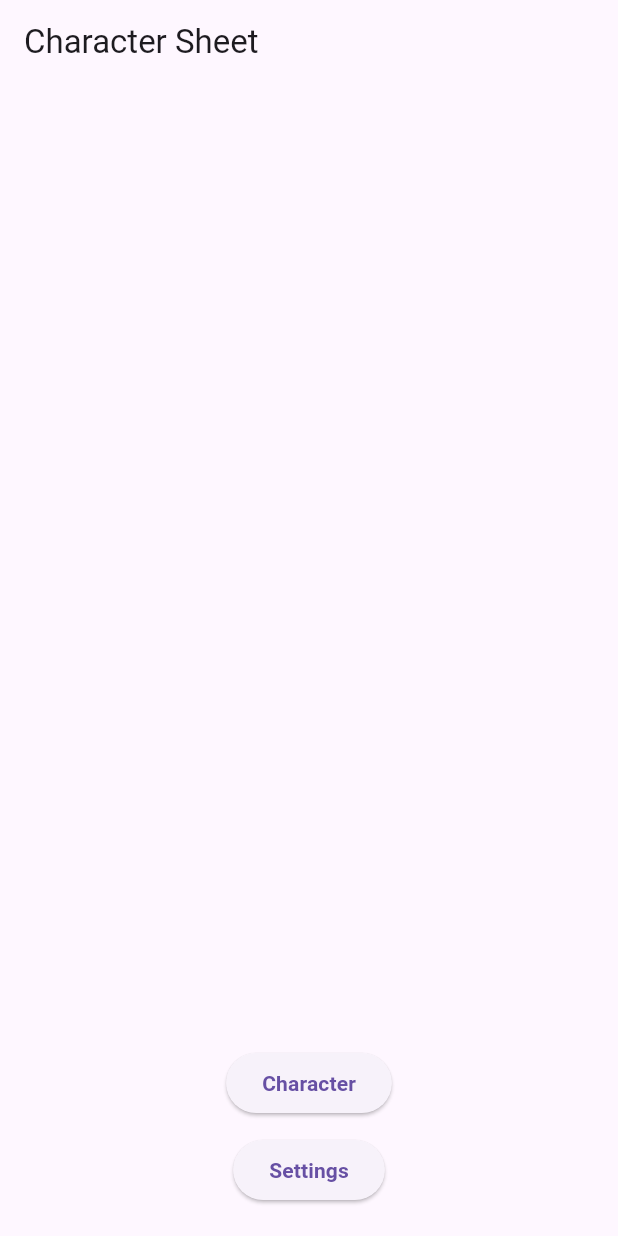
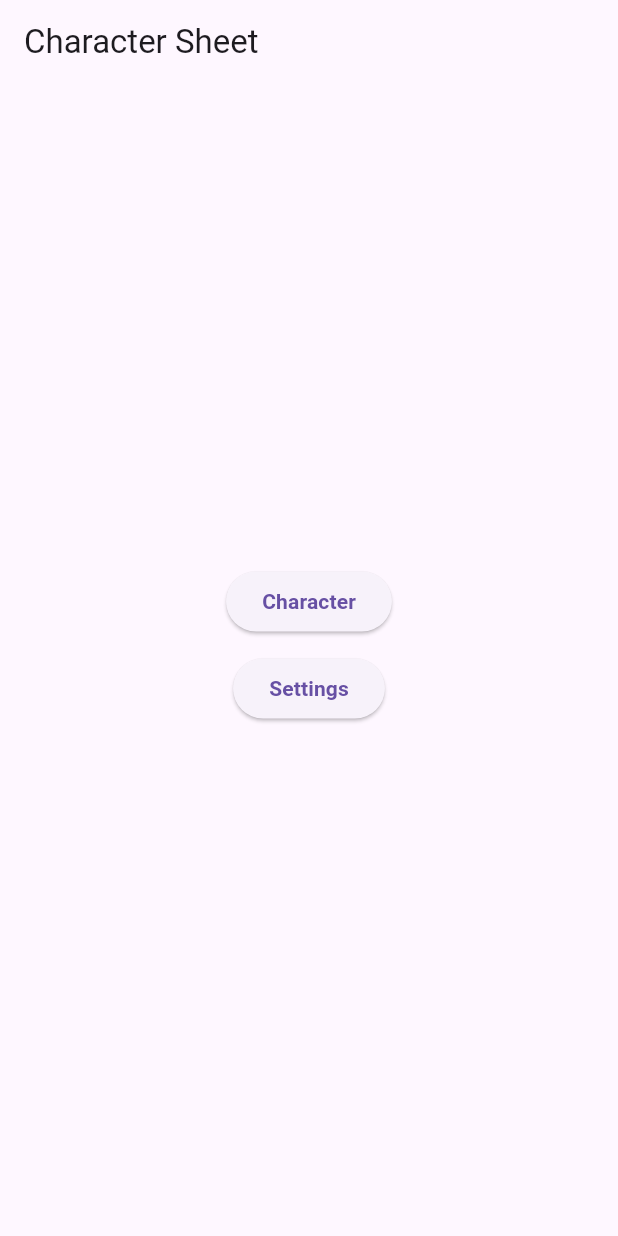
Before and after one commit to Zelius5/group_project, a Flutter app: the screen it shows after launch, on a phone screen of 412 x 824 dp. Run offline on Flutter 3.47's test engine with Material 3 defaults, Android fonts, the phone set to English and light mode, and no system bars.

Commit message:
Changed main.dart to have buttons in the center screen again

```diff
--- a/lib/main.dart
+++ b/lib/main.dart
@@ -47,12 +47,10 @@ class _MyHomePageState extends State<MyHomePage> {
       appBar: AppBar(
         title: Text(widget.title),
       ),
-      body: Column(
+      body: Center(
+        child: Column(
         mainAxisAlignment: MainAxisAlignment.center,
         children: [
-          Expanded(
-            child: Container(),
-          ), // To push buttons to the bottom
           // Character sheet button
           ElevatedButton(
             onPressed: () {
@@ -70,6 +68,7 @@ class _MyHomePageState extends State<MyHomePage> {
           ),
           const SizedBox(height: 20), // Adjust as needed for spacing
         ],
+        ),
       ),
     );
   }
```
Also changed, not shown: lib/screens/home_screen.dart (deleted), pubspec.lock.
